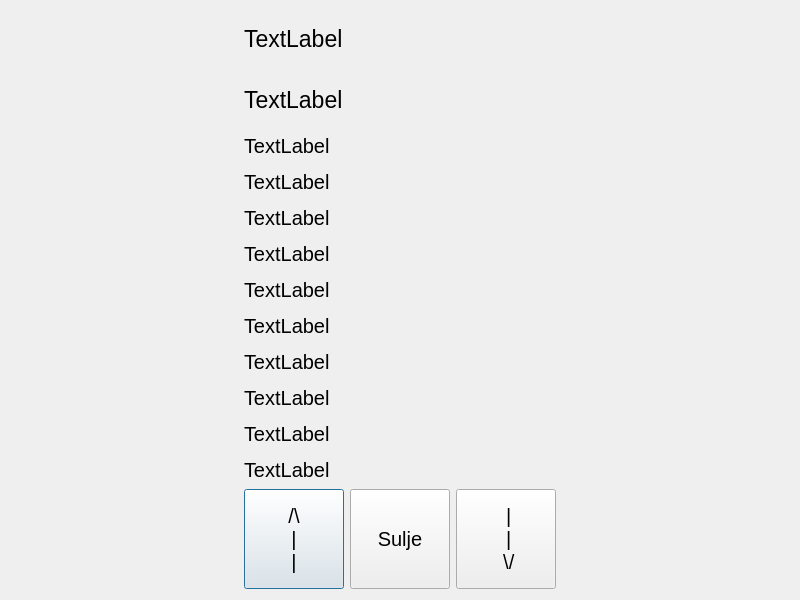
Qt form qt_frontend/banksimul35/tapahtumat.ui (PauliRekila/Banksimul) before a commit.
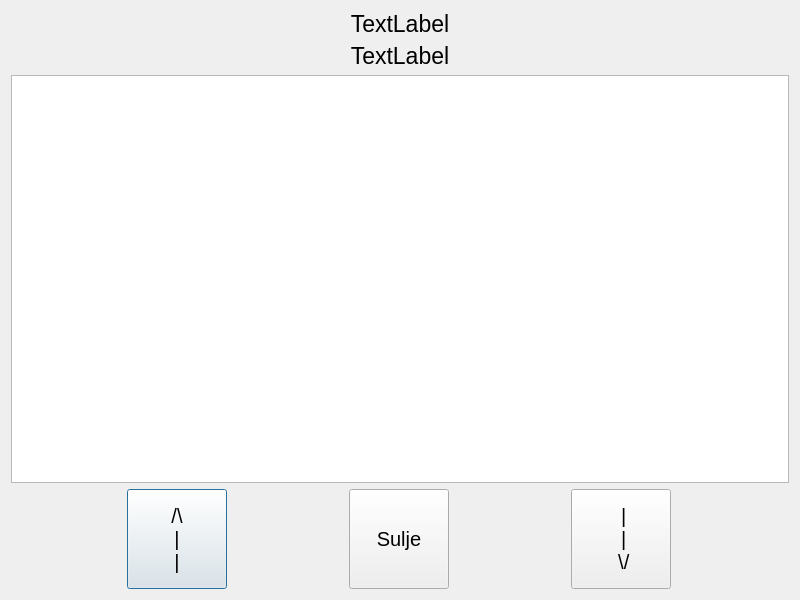
The same form after that commit.

What changed in the file:
```diff
--- a/qt_frontend/banksimul35/tapahtumat.ui
+++ b/qt_frontend/banksimul35/tapahtumat.ui
@@ -29,6 +29,9 @@
        <property name="text">
         <string>TextLabel</string>
        </property>
+       <property name="alignment">
+        <set>Qt::AlignCenter</set>
+       </property>
       </widget>
      </item>
      <item>
@@ -42,34 +45,22 @@
         <string>TextLabel</string>
        </property>
        <property name="alignment">
-        <set>Qt::AlignLeading|Qt::AlignLeft|Qt::AlignVCenter</set>
+        <set>Qt::AlignCenter</set>
        </property>
       </widget>
      </item>
      <item>
-      <widget class="QLabel" name="label_tapahtumat">
-       <property name="sizePolicy">
-        <sizepolicy hsizetype="Preferred" vsizetype="Fixed">
-         <horstretch>0</horstretch>
-         <verstretch>0</verstretch>
-        </sizepolicy>
-       </property>
-       <property name="minimumSize">
-        <size>
-         <width>0</width>
-         <height>350</height>
-        </size>
-       </property>
+      <widget class="QTextBrowser" name="tapahtumat_text">
        <property name="font">
         <font>
-         <pointsize>15</pointsize>
+         <pointsize>9</pointsize>
         </font>
        </property>
-       <property name="text">
-        <string>&lt;html&gt;&lt;head/&gt;&lt;body&gt;&lt;p&gt;TextLabel&lt;/p&gt;&lt;p&gt;TextLabel&lt;/p&gt;&lt;p&gt;TextLabel&lt;/p&gt;&lt;p&gt;TextLabel&lt;/p&gt;&lt;p&gt;TextLabel&lt;/p&gt;&lt;p&gt;TextLabel&lt;/p&gt;&lt;p&gt;TextLabel&lt;/p&gt;&lt;p&gt;TextLabel&lt;/p&gt;&lt;p&gt;TextLabel&lt;/p&gt;&lt;p&gt;TextLabel&lt;/p&gt;&lt;/body&gt;&lt;/html&gt;</string>
+       <property name="textInteractionFlags">
+        <set>Qt::NoTextInteraction</set>
        </property>
-       <property name="alignment">
-        <set>Qt::AlignLeading|Qt::AlignLeft|Qt::AlignVCenter</set>
+       <property name="openLinks">
+        <bool>false</bool>
        </property>
       </widget>
      </item>
```
Left out of the diff: 2 changed lines with no effect on the pictures.
